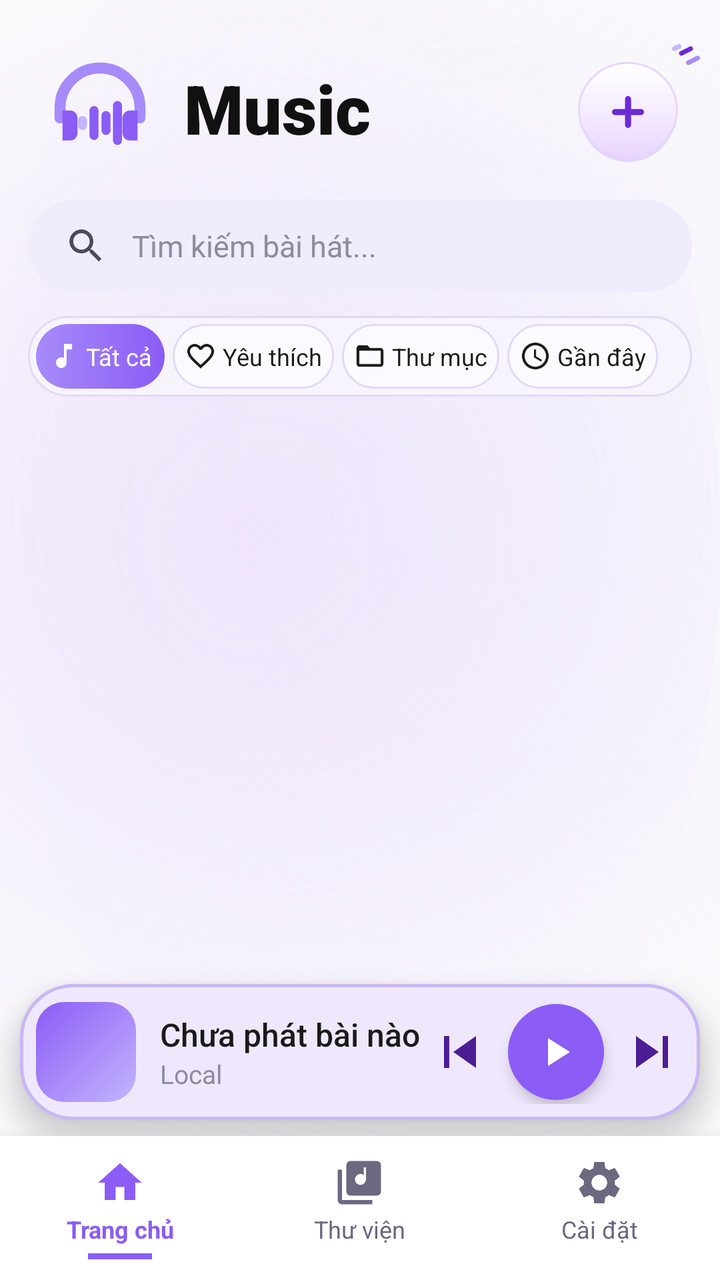
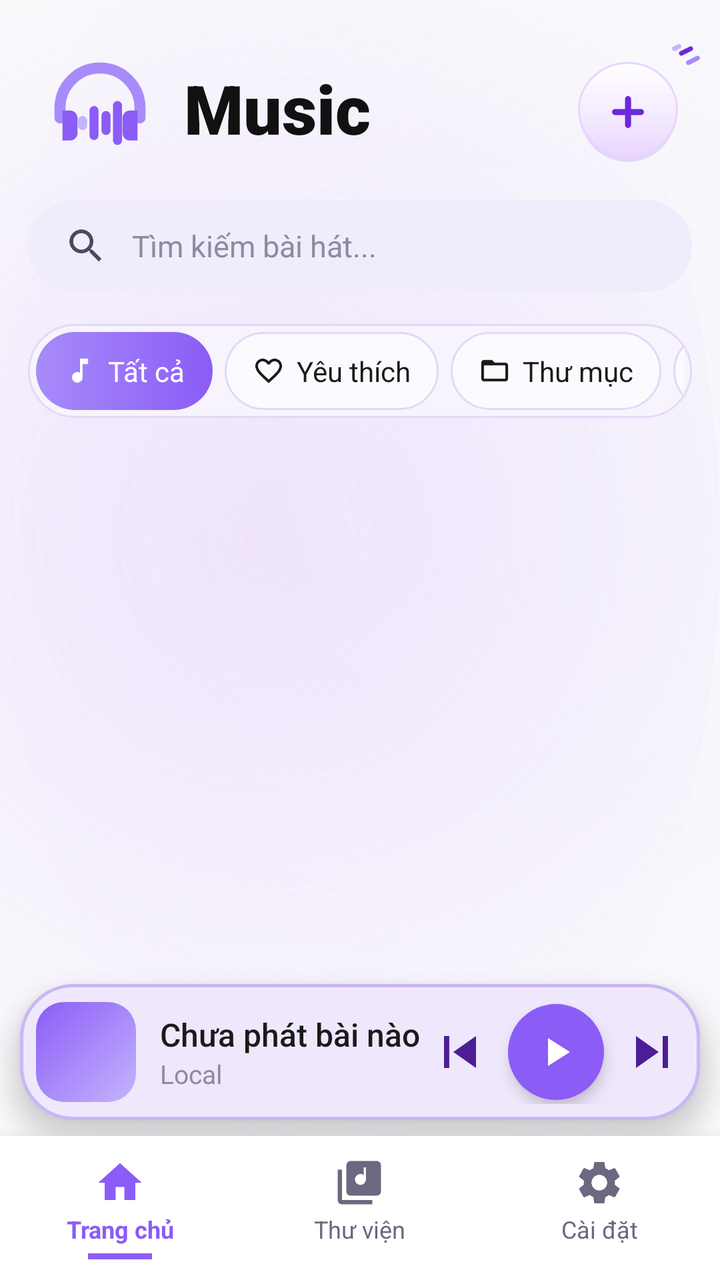

An Android layout rendered at two revisions. The XML below is the earlier revision; the diff shows what the commit changed to produce the second picture.
<!-- AndroidManifest.xml: application theme Theme.LocalMusic -->
<!-- res/layout/activity_main.xml -->
<?xml version="1.0" encoding="utf-8"?>
<androidx.constraintlayout.widget.ConstraintLayout xmlns:android="http://schemas.android.com/apk/res/android"
    xmlns:app="http://schemas.android.com/apk/res-auto"
    android:layout_width="match_parent"
    android:layout_height="match_parent"
    android:background="@drawable/bg_gradient_header">

    
    <LinearLayout
        android:id="@+id/headerLayout"
        android:layout_width="match_parent"
        android:layout_height="wrap_content"
        android:clipChildren="false"
        android:clipToPadding="false"
        android:gravity="center_vertical"
        android:orientation="horizontal"
        android:paddingHorizontal="20dp"
        android:paddingTop="24dp"
        android:paddingBottom="14dp"
        app:layout_constraintTop_toTopOf="parent">

        <ImageView
            android:layout_width="60dp"
            android:layout_height="60dp"
            android:src="@drawable/ic_logo_vector" />

        <TextView
            android:layout_width="0dp"
            android:layout_height="wrap_content"
            android:layout_marginStart="12dp"
            android:layout_weight="1"
            android:fontFamily="sans-serif-black"
            android:text="Music"
            android:textColor="#111111"
            android:textSize="34sp" />

        <androidx.constraintlayout.widget.ConstraintLayout
            android:layout_width="56dp"
            android:layout_height="56dp"
            android:clipChildren="false"
            android:clipToPadding="false">

            <ImageButton
                android:id="@+id/btnAdd"
                android:layout_width="52dp"
                android:layout_height="52dp"
                android:background="@drawable/bg_btn_add"
                android:src="@drawable/ic_add_purple"
                app:tint="@null"
                app:layout_constraintBottom_toBottomOf="parent"
                app:layout_constraintEnd_toEndOf="parent" />

            <ImageView
                android:layout_width="28dp"
                android:layout_height="28dp"
                android:src="@drawable/ic_sparkles"
                android:translationX="10dp"
                android:translationY="-8dp"
                app:layout_constraintEnd_toEndOf="@id/btnAdd"
                app:layout_constraintTop_toTopOf="@id/btnAdd" />
        </androidx.constraintlayout.widget.ConstraintLayout>

    </LinearLayout>

    
    <LinearLayout
        android:id="@+id/searchBar"
        android:layout_width="match_parent"
        android:layout_height="46dp"
        android:layout_marginHorizontal="14dp"
        android:layout_marginTop="2dp"
        android:background="@drawable/bg_search"
        android:gravity="center_vertical"
        android:orientation="horizontal"
        android:paddingHorizontal="18dp"
        app:layout_constraintTop_toBottomOf="@id/headerLayout">

        <ImageView
            android:layout_width="22dp"
            android:layout_height="22dp"
            android:src="@drawable/ic_search"
            app:tint="#4B4760" />

        <EditText
            android:id="@+id/etSearch"
            android:layout_width="match_parent"
            android:layout_height="match_parent"
            android:layout_marginStart="12dp"
            android:background="@null"
            android:hint="Tìm kiếm bài hát..."
            android:imeOptions="actionSearch"
            android:inputType="text"
            android:maxLines="1"
            android:textColor="@color/text_black"
            android:textColorHint="#8E8AA0"
            android:textSize="15sp" />
    </LinearLayout>

    
    <HorizontalScrollView
        android:id="@+id/categoriesLayout"
        android:layout_width="match_parent"
        android:layout_height="wrap_content"
        android:layout_marginHorizontal="14dp"
        android:layout_marginTop="12dp"
        android:background="@drawable/bg_category_bar"
        android:fillViewport="true"
        android:padding="4dp"
        android:scrollbars="none"
        app:layout_constraintTop_toBottomOf="@id/searchBar">

        <LinearLayout
            android:layout_width="match_parent"
            android:layout_height="wrap_content"
            android:orientation="horizontal">

            <TextView
                android:id="@+id/chipAll"
                android:layout_width="wrap_content"
                android:layout_height="wrap_content"
                android:background="@drawable/bg_category_active"
                android:drawableStart="@drawable/ic_chip_music"
                android:drawablePadding="3dp"
                android:gravity="center_vertical"
                android:paddingHorizontal="6dp"
                android:paddingVertical="8dp"
                android:text="Tất cả"
                android:textColor="@color/white"
                android:textSize="12sp"
                app:drawableTint="@color/white" />

            <TextView
                android:id="@+id/chipFav"
                android:layout_width="wrap_content"
                android:layout_height="wrap_content"
                android:layout_marginStart="4dp"
                android:background="@drawable/bg_category_inactive"
                android:drawableStart="@drawable/ic_chip_heart"
                android:drawablePadding="3dp"
                android:gravity="center_vertical"
                android:paddingHorizontal="6dp"
                android:paddingVertical="8dp"
                android:text="Yêu thích"
                android:textColor="@color/text_black"
                android:textSize="12sp"
                app:drawableTint="@color/text_black" />

            <TextView
                android:id="@+id/chipFolder"
                android:layout_width="wrap_content"
                android:layout_height="wrap_content"
                android:layout_marginStart="4dp"
                android:background="@drawable/bg_category_inactive"
                android:drawableStart="@drawable/ic_chip_folder"
                android:drawablePadding="3dp"
                android:gravity="center_vertical"
                android:paddingHorizontal="6dp"
                android:paddingVertical="8dp"
                android:text="Thư mục"
                android:textColor="@color/text_black"
                android:textSize="12sp"
                app:drawableTint="@color/text_black" />

            <TextView
                android:id="@+id/chipRecent"
                android:layout_width="wrap_content"
                android:layout_height="wrap_content"
                android:layout_marginStart="4dp"
                android:background="@drawable/bg_category_inactive"
                android:drawableStart="@drawable/ic_chip_clock"
                android:drawablePadding="3dp"
                android:gravity="center_vertical"
                android:paddingHorizontal="6dp"
                android:paddingVertical="8dp"
                android:text="Gần đây"
                android:textColor="@color/text_black"
                android:textSize="12sp"
                app:drawableTint="@color/text_black" />
        </LinearLayout>
    </HorizontalScrollView>

    
    <androidx.recyclerview.widget.RecyclerView
        android:id="@+id/recyclerView"
        android:layout_width="match_parent"
        android:layout_height="0dp"
        android:layout_marginTop="6dp"
        android:clipToPadding="false"
        android:paddingBottom="8dp"
        app:layout_constraintBottom_toTopOf="@+id/miniPlayer"
        app:layout_constraintTop_toBottomOf="@id/categoriesLayout" />

    
    <LinearLayout
        android:id="@+id/miniPlayer"
        android:layout_width="match_parent"
        android:layout_height="68dp"
        android:layout_marginHorizontal="10dp"
        android:layout_marginBottom="8dp"
        android:background="@drawable/bg_mini_player"
        android:elevation="8dp"
        android:gravity="center_vertical"
        android:orientation="horizontal"
        android:padding="8dp"
        app:layout_constraintBottom_toTopOf="@+id/bottomNav">

        <androidx.cardview.widget.CardView
            android:layout_width="50dp"
            android:layout_height="50dp"
            app:cardCornerRadius="14dp"
            app:cardElevation="0dp">

            <ImageView
                android:id="@+id/ivMiniCover"
                android:layout_width="match_parent"
                android:layout_height="match_parent"
                android:scaleType="centerCrop"
                android:src="@drawable/bg_cover_placeholder" />
        </androidx.cardview.widget.CardView>

        <LinearLayout
            android:layout_width="0dp"
            android:layout_height="wrap_content"
            android:layout_marginStart="12dp"
            android:layout_weight="1"
            android:orientation="vertical">

            <TextView
                android:id="@+id/tvNowPlaying"
                android:layout_width="match_parent"
                android:layout_height="wrap_content"
                android:ellipsize="end"
                android:fontFamily="sans-serif-medium"
                android:maxLines="1"
                android:text="Chưa phát bài nào"
                android:textColor="@color/text_black"
                android:textSize="16sp" />

            <TextView
                android:id="@+id/tvMiniArtist"
                android:layout_width="match_parent"
                android:layout_height="wrap_content"
                android:ellipsize="end"
                android:maxLines="1"
                android:text="Local"
                android:textColor="#8E8AA0"
                android:textSize="13sp" />
        </LinearLayout>

        <ImageView
            android:id="@+id/btnPrev"
            android:layout_width="32dp"
            android:layout_height="32dp"
            android:background="?attr/selectableItemBackgroundBorderless"
            android:src="@drawable/ic_prev"
            app:tint="#4C1D95" />

        <ImageView
            android:id="@+id/btnPlayPause"
            android:layout_width="48dp"
            android:layout_height="48dp"
            android:layout_marginHorizontal="8dp"
            android:background="@drawable/bg_button_purple"
            android:elevation="4dp"
            android:padding="12dp"
            android:src="@drawable/ic_play"
            app:tint="@color/white" />

        <ImageView
            android:id="@+id/btnNext"
            android:layout_width="32dp"
            android:layout_height="32dp"
            android:background="?attr/selectableItemBackgroundBorderless"
            android:src="@drawable/ic_next"
            app:tint="#4C1D95" />
    </LinearLayout>

    
    <LinearLayout
        android:id="@+id/bottomNav"
        android:layout_width="match_parent"
        android:layout_height="72dp"
        android:background="@color/white"
        android:elevation="12dp"
        android:gravity="center"
        android:orientation="horizontal"
        app:layout_constraintBottom_toBottomOf="parent">

        <LinearLayout
            android:layout_width="0dp"
            android:layout_height="wrap_content"
            android:layout_weight="1"
            android:gravity="center_horizontal"
            android:orientation="vertical">

            <TextView
                android:layout_width="wrap_content"
                android:layout_height="wrap_content"
                android:drawableTop="@drawable/ic_nav_home"
                android:drawablePadding="2dp"
                android:gravity="center"
                android:text="Trang chủ"
                android:textColor="@color/purple_primary"
                android:textSize="12sp"
                android:textStyle="bold"
                app:drawableTint="@color/purple_primary" />

            <View
                android:layout_width="32dp"
                android:layout_height="3dp"
                android:layout_marginTop="4dp"
                android:background="@color/purple_primary" />
        </LinearLayout>

        <LinearLayout
            android:layout_width="0dp"
            android:layout_height="wrap_content"
            android:layout_weight="1"
            android:gravity="center_horizontal"
            android:orientation="vertical">

            <TextView
                android:layout_width="wrap_content"
                android:layout_height="wrap_content"
                android:drawableTop="@drawable/ic_nav_library"
                android:drawablePadding="2dp"
                android:gravity="center"
                android:text="Thư viện"
                android:textColor="#6B6880"
                android:textSize="12sp"
                app:drawableTint="#6B6880" />

            <View
                android:layout_width="32dp"
                android:layout_height="3dp"
                android:layout_marginTop="4dp"
                android:visibility="invisible" />
        </LinearLayout>

        <LinearLayout
            android:layout_width="0dp"
            android:layout_height="wrap_content"
            android:layout_weight="1"
            android:gravity="center_horizontal"
            android:orientation="vertical">

            <TextView
                android:layout_width="wrap_content"
                android:layout_height="wrap_content"
                android:drawableTop="@drawable/ic_nav_settings"
                android:drawablePadding="2dp"
                android:gravity="center"
                android:text="Cài đặt"
                android:textColor="#6B6880"
                android:textSize="12sp"
                app:drawableTint="#6B6880" />

            <View
                android:layout_width="32dp"
                android:layout_height="3dp"
                android:layout_marginTop="4dp"
                android:visibility="invisible" />
        </LinearLayout>
    </LinearLayout>

</androidx.constraintlayout.widget.ConstraintLayout>
<!-- resources referenced by this layout -->
<resources>
  <color name="purple_primary">#8B5CF6</color>
  <color name="text_black">#1A1A1A</color>
  <color name="white">#FFFFFF</color>
  <!-- drawable bg_button_purple (drawable) -->
  <shape xmlns:android="http://schemas.android.com/apk/res/android" android:shape="oval">
      <solid android:color="@color/purple_primary" />
  </shape>
  <!-- drawable bg_category_active (drawable) -->
  <shape xmlns:android="http://schemas.android.com/apk/res/android">
      <gradient android:angle="0" android:startColor="#A78BFA" android:endColor="#8B5CF6" />
      <corners android:radius="20dp" />
  </shape>
  <!-- drawable bg_category_bar (drawable) -->
  <shape xmlns:android="http://schemas.android.com/apk/res/android">
      <solid android:color="#F7F4FD" />
      <corners android:radius="26dp" />
      <stroke android:width="1dp" android:color="#E3D9F7" />
  </shape>
  <!-- drawable bg_category_inactive (drawable) -->
  <shape xmlns:android="http://schemas.android.com/apk/res/android">
      <solid android:color="#FBFAFE" />
      <corners android:radius="20dp" />
      <stroke android:width="1dp" android:color="#E3D9F7" />
  </shape>
  <!-- drawable bg_cover_placeholder (drawable) -->
  <shape xmlns:android="http://schemas.android.com/apk/res/android">
      <gradient android:angle="135" android:startColor="#C4B5FD" android:endColor="#8B5CF6" />
  </shape>
  <!-- drawable bg_mini_player (drawable) -->
  <shape xmlns:android="http://schemas.android.com/apk/res/android">
      <solid android:color="#EFE8FD" />
      <corners android:radius="26dp" />
      <stroke android:width="1.5dp" android:color="#C9B6F5" />
  </shape>
  <!-- drawable bg_search (drawable) -->
  <shape xmlns:android="http://schemas.android.com/apk/res/android">
      <solid android:color="#F1ECFB" />
      <corners android:radius="30dp" />
  </shape>
  <!-- drawable ic_chip_music (drawable) -->
  <vector xmlns:android="http://schemas.android.com/apk/res/android"
      android:width="16dp" android:height="16dp"
      android:viewportWidth="24" android:viewportHeight="24">
      <path android:fillColor="#FF000000" android:pathData="M12,3v10.55c-0.59,-0.34 -1.27,-0.55 -2,-0.55 -2.21,0 -4,1.79 -4,4s1.79,4 4,4 4,-1.79 4,-4V7h4V3h-6z" />
  </vector>
  <!-- drawable ic_nav_home (drawable) -->
  <vector xmlns:android="http://schemas.android.com/apk/res/android"
      android:width="26dp" android:height="26dp"
      android:viewportWidth="24" android:viewportHeight="24">
      <path android:fillColor="#FF000000" android:pathData="M10,20v-6h4v6h5v-8h3L12,3 2,12h3v8z" />
  </vector>
  <!-- drawable ic_next (drawable) -->
  <vector xmlns:android="http://schemas.android.com/apk/res/android"
      android:width="24dp" android:height="24dp"
      android:viewportWidth="24" android:viewportHeight="24">
    <path android:fillColor="@android:color/black" android:pathData="M6,18l8.5,-6L6,6v12zM16,6v12h2V6h-2z"/>
  </vector>
  <!-- drawable ic_play (drawable) -->
  <vector xmlns:android="http://schemas.android.com/apk/res/android"
      android:width="24dp" android:height="24dp"
      android:viewportWidth="24" android:viewportHeight="24">
    <path android:fillColor="@android:color/white" android:pathData="M8,5v14l11,-7z"/>
  </vector>
  <!-- drawable ic_prev (drawable) -->
  <vector xmlns:android="http://schemas.android.com/apk/res/android"
      android:width="24dp" android:height="24dp"
      android:viewportWidth="24" android:viewportHeight="24">
    <path android:fillColor="@android:color/black" android:pathData="M6,6h2v12H6zM9.5,12l8.5,6V6z"/>
  </vector>
  <style name="Theme.LocalMusic" parent="Theme.Material3.Light.NoActionBar">
          <item name="android:statusBarColor">@color/white</item>
          <item name="android:windowLightStatusBar">true</item> 
          <item name="android:windowSplashScreenBackground">#000000</item>
          <item name="android:windowSplashScreenAnimatedIcon">@drawable/logo</item>
      </style>
  <!-- unchanged entries left out for length: 12 -->
</resources>

<!-- the commit's change to res/layout/activity_main.xml (unified diff, before → after) -->
@@ -102,7 +102,7 @@
         android:layout_width="match_parent"
         android:layout_height="wrap_content"
         android:layout_marginHorizontal="14dp"
-        android:layout_marginTop="12dp"
+        android:layout_marginTop="16dp"
         android:background="@drawable/bg_category_bar"
         android:fillViewport="true"
         android:padding="4dp"
@@ -112,6 +112,7 @@
         <LinearLayout
             android:layout_width="match_parent"
             android:layout_height="wrap_content"
+            android:gravity="center_vertical"
             android:orientation="horizontal">
 
             <TextView
@@ -120,61 +121,61 @@
                 android:layout_height="wrap_content"
                 android:background="@drawable/bg_category_active"
                 android:drawableStart="@drawable/ic_chip_music"
-                android:drawablePadding="3dp"
+                android:drawablePadding="6dp"
                 android:gravity="center_vertical"
-                android:paddingHorizontal="6dp"
-                android:paddingVertical="8dp"
+                android:paddingHorizontal="14dp"
+                android:paddingVertical="10dp"
                 android:text="Tất cả"
                 android:textColor="@color/white"
-                android:textSize="12sp"
+                android:textSize="14sp"
                 app:drawableTint="@color/white" />
 
             <TextView
                 android:id="@+id/chipFav"
                 android:layout_width="wrap_content"
                 android:layout_height="wrap_content"
-                android:layout_marginStart="4dp"
+                android:layout_marginStart="6dp"
                 android:background="@drawable/bg_category_inactive"
                 android:drawableStart="@drawable/ic_chip_heart"
-                android:drawablePadding="3dp"
+                android:drawablePadding="6dp"
                 android:gravity="center_vertical"
-                android:paddingHorizontal="6dp"
-                android:paddingVertical="8dp"
+                android:paddingHorizontal="14dp"
+                android:paddingVertical="10dp"
                 android:text="Yêu thích"
                 android:textColor="@color/text_black"
-                android:textSize="12sp"
+                android:textSize="14sp"
                 app:drawableTint="@color/text_black" />
 
             <TextView
                 android:id="@+id/chipFolder"
                 android:layout_width="wrap_content"
                 android:layout_height="wrap_content"
-                android:layout_marginStart="4dp"
+                android:layout_marginStart="6dp"
                 android:background="@drawable/bg_category_inactive"
                 android:drawableStart="@drawable/ic_chip_folder"
-                android:drawablePadding="3dp"
+                android:drawablePadding="6dp"
                 android:gravity="center_vertical"
-                android:paddingHorizontal="6dp"
-                android:paddingVertical="8dp"
+                android:paddingHorizontal="14dp"
+                android:paddingVertical="10dp"
                 android:text="Thư mục"
                 android:textColor="@color/text_black"
-                android:textSize="12sp"
+                android:textSize="14sp"
                 app:drawableTint="@color/text_black" />
 
             <TextView
                 android:id="@+id/chipRecent"
                 android:layout_width="wrap_content"
                 android:layout_height="wrap_content"
-                android:layout_marginStart="4dp"
+                android:layout_marginStart="6dp"
                 android:background="@drawable/bg_category_inactive"
                 android:drawableStart="@drawable/ic_chip_clock"
-                android:drawablePadding="3dp"
+                android:drawablePadding="6dp"
                 android:gravity="center_vertical"
-                android:paddingHorizontal="6dp"
-                android:paddingVertical="8dp"
+                android:paddingHorizontal="14dp"
+                android:paddingVertical="10dp"
                 android:text="Gần đây"
                 android:textColor="@color/text_black"
-                android:textSize="12sp"
+                android:textSize="14sp"
                 app:drawableTint="@color/text_black" />
         </LinearLayout>
     </HorizontalScrollView>
@@ -184,7 +185,7 @@
         android:id="@+id/recyclerView"
         android:layout_width="match_parent"
         android:layout_height="0dp"
-        android:layout_marginTop="6dp"
+        android:layout_marginTop="8dp"
         android:clipToPadding="false"
         android:paddingBottom="8dp"
         app:layout_constraintBottom_toTopOf="@+id/miniPlayer"
@@ -204,11 +205,13 @@
         android:padding="8dp"
         app:layout_constraintBottom_toTopOf="@+id/bottomNav">
 
+        
         <androidx.cardview.widget.CardView
             android:layout_width="50dp"
             android:layout_height="50dp"
             app:cardCornerRadius="14dp"
-            app:cardElevation="0dp">
+            app:cardElevation="0dp"
+            app:cardBackgroundColor="@color/purple_light">
 
             <ImageView
                 android:id="@+id/ivMiniCover"
<!-- resource entries referenced after the edit -->
@@ -1,5 +1,6 @@
 <!-- resources referenced by this layout -->
 <resources>
+  <color name="purple_light">#EDE9FE</color>
   <color name="purple_primary">#8B5CF6</color>
   <color name="text_black">#1A1A1A</color>
   <color name="white">#FFFFFF</color>
